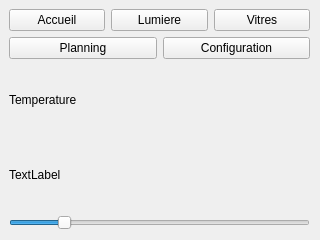
Above: thermostat/Thermostat/temperatureWindow.ui from kimchicharlie/Envio before the change. Below: the same form after it.
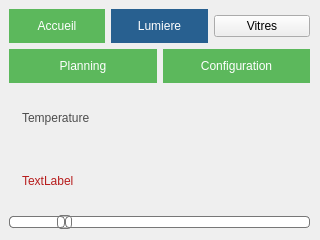
That is the form after the change.

Diff of the .ui file:
```diff
--- a/thermostat/Thermostat/temperatureWindow.ui
+++ b/thermostat/Thermostat/temperatureWindow.ui
@@ -31,6 +31,31 @@
       <layout class="QHBoxLayout" name="horizontalLayoutBtn1">
        <item>
         <widget class="QPushButton" name="AccueilBtn">
+         <property name="styleSheet">
+          <string notr="true">QPushButton
+{
+	font-family:&quot;Montserrat&quot;, sans-serif;
+	text-transform: uppercase;
+	outline: 0;
+	background: #5cb85c;
+	border: 0;
+	padding: 10px;
+	color: #FFFFFF;
+	font-size: 12px;
+}
+
+QPushButton:hover
+{
+	font-family:&quot;Montserrat&quot;, sans-serif;
+	text-transform: uppercase;
+	outline: 0;
+	background: #449d44;
+	border: 0;
+	padding: 10px;
+	color: #FFFFFF;
+	font-size: 12px;
+}</string>
+         </property>
          <property name="text">
           <string>Accueil</string>
          </property>
@@ -38,6 +63,31 @@
        </item>
        <item>
         <widget class="QPushButton" name="LumEditBtn">
+         <property name="styleSheet">
+          <string notr="true">QPushButton
+{
+	font-family:&quot;Montserrat&quot;, sans-serif;
+	text-transform: uppercase;
+	outline: 0;
+	background: #286090;
+	border: 0;
+	padding: 10px;
+	color: #FFFFFF;
+	font-size: 12px;
+}
+
+QPushButton:hover
+{
+	font-family:&quot;Montserrat&quot;, sans-serif;
+	text-transform: uppercase;
+	outline: 0;
+	background: #245680;
+	border: 0;
+	padding: 10px;
+	color: #FFFFFF;
+	font-size: 12px;
+}</string>
+         </property>
          <property name="text">
           <string>Lumiere</string>
          </property>
@@ -54,6 +104,16 @@
      </item>
      <item row="2" column="1">
       <widget class="QLabel" name="TempFixLabel">
+       <property name="styleSheet">
+        <string notr="true">font-family: &quot;Montserrat&quot;, sans-serif;
+text-transform: uppercase;
+outline: 0;
+width: 100%;
+border: 0;
+padding: 10px;
+color: #4d4d4d;
+font-size: 12px;</string>
+       </property>
        <property name="text">
         <string>Temperature</string>
        </property>
@@ -61,6 +121,64 @@
      </item>
      <item row="4" column="1">
       <widget class="QSlider" name="TempHorizontalSlider">
+       <property name="styleSheet">
+        <string notr="true">QSlider::groove:horizontal {
+border: 1px solid #bbb;
+background: white;
+height: 10px;
+border-radius: 4px;
+}
+
+QSlider::sub-page:horizontal {
+background: qlineargradient(x1: 0, y1: 0,    x2: 0, y2: 1,
+    stop: 0 #FF8F20, stop: 1 #FF2020);
+background: qlineargradient(x1: 0, y1: 0.2, x2: 1, y2: 1,
+    stop: 0 #FF8F20, stop: 1 #FF2020);
+border: 1px solid #777;
+height: 10px;
+border-radius: 4px;
+}
+
+QSlider::add-page:horizontal {
+background: #fff;
+border: 1px solid #777;
+height: 10px;
+border-radius: 4px;
+}
+
+QSlider::handle:horizontal {
+background: qlineargradient(x1:0, y1:0, x2:1, y2:1,
+    stop:0 #eee, stop:1 #ccc);
+border: 1px solid #777;
+width: 13px;
+margin-top: -2px;
+margin-bottom: -2px;
+border-radius: 4px;
+}
+
+QSlider::handle:horizontal:hover {
+background: qlineargradient(x1:0, y1:0, x2:1, y2:1,
+    stop:0 #fff, stop:1 #ddd);
+border: 1px solid #444;
+border-radius: 4px;
+}
+
+QSlider::sub-page:horizontal:disabled {
+background: #bbb;
+border-color: #999;
+}
+
+QSlider::add-page:horizontal:disabled {
+background: #eee;
+border-color: #999;
+}
+
+QSlider::handle:horizontal:disabled {
+background: #eee;
+border: 1px solid #aaa;
+border-radius: 4px;
+}</string>
+       </property>
        <property name="minimum">
         <number>160</number>
        </property>
@@ -85,6 +203,31 @@
       <layout class="QHBoxLayout" name="horizontalLayoutBtn2">
        <item>
         <widget class="QPushButton" name="PlanningEditBtn">
+         <property name="styleSheet">
+          <string notr="true">QPushButton
+{
+	font-family:&quot;Montserrat&quot;, sans-serif;
+	text-transform: uppercase;
+	outline: 0;
+	background: #5cb85c;
+	border: 0;
+	padding: 10px;
+	color: #FFFFFF;
+	font-size: 12px;
+}
+
+QPushButton:hover
+{
+	font-family:&quot;Montserrat&quot;, sans-serif;
+	text-transform: uppercase;
+	outline: 0;
+	background: #449d44;
+	border: 0;
+	padding: 10px;
+	color: #FFFFFF;
+	font-size: 12px;
+}</string>
+         </property>
          <property name="text">
           <string>Planning</string>
          </property>
@@ -92,6 +235,31 @@
        </item>
        <item>
         <widget class="QPushButton" name="ConfigEditBtn">
+         <property name="styleSheet">
+          <string notr="true">QPushButton
+{
+	font-family:&quot;Montserrat&quot;, sans-serif;
+	text-transform: uppercase;
+	outline: 0;
+	background: #5cb85c;
+	border: 0;
+	padding: 10px;
+	color: #FFFFFF;
+	font-size: 12px;
+}
+
+QPushButton:hover
+{
+	font-family:&quot;Montserrat&quot;, sans-serif;
+	text-transform: uppercase;
+	outline: 0;
+	background: #449d44;
+	border: 0;
+	padding: 10px;
+	color: #FFFFFF;
+	font-size: 12px;
+}</string>
+         </property>
          <property name="text">
           <string>Configuration</string>
          </property>
@@ -101,6 +269,16 @@
      </item>
      <item row="3" column="1">
       <widget class="QLabel" name="TempLabel">
+       <property name="styleSheet">
+        <string notr="true">font-family: &quot;Montserrat&quot;, sans-serif;
+text-transform: uppercase;
+outline: 0;
+width: 100%;
+border: 0;
+padding: 10px;
+color: #b71c1c;
+font-size: 12px;</string>
+       </property>
        <property name="text">
         <string>TextLabel</string>
        </property>
```
